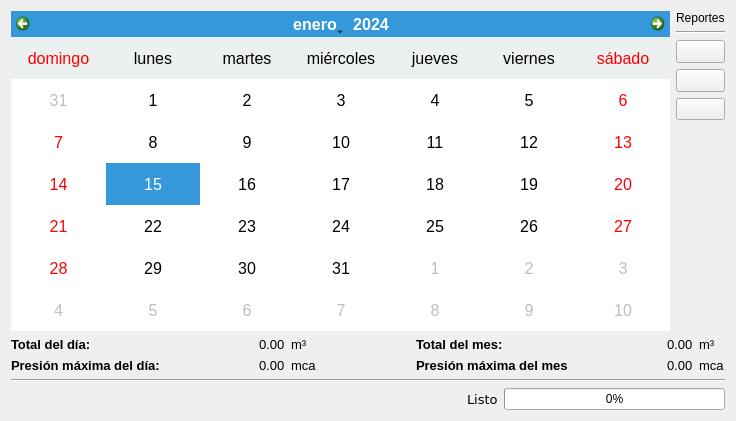
Before: the Qt Designer form calendario.ui in RiaJ16/H-Tech_SIG, drawn with Qt 5.
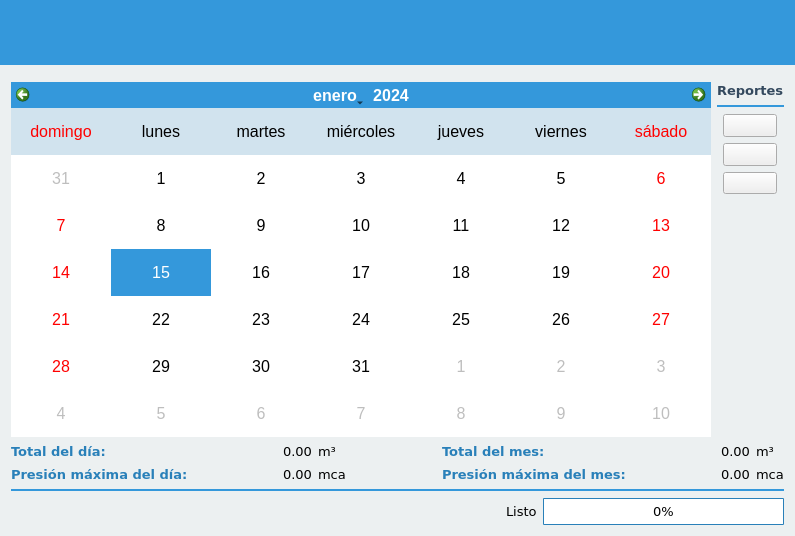
After: the same form once the commit is applied. Icons and pictures are not drawn.

```diff
--- a/calendario.ui
+++ b/calendario.ui
@@ -6,8 +6,8 @@
    <rect>
     <x>0</x>
     <y>0</y>
-    <width>736</width>
-    <height>421</height>
+    <width>795</width>
+    <height>536</height>
    </rect>
   </property>
   <property name="windowTitle">
@@ -17,7 +17,194 @@
    <iconset>
     <normaloff>:/VentanaHistorial/icons/calendario.png</normaloff>:/VentanaHistorial/icons/calendario.png</iconset>
   </property>
+  <property name="styleSheet">
+   <string notr="true">QWidget#ventanaCalendario{
+	background-color: #ecf0f1;
+}
+
+QLabel{
+	color: #2980b9;
+	font-weight: bold;
+	font-family: Verdana;
+	font-size: 10pt;
+}</string>
+  </property>
   <layout class="QVBoxLayout" name="verticalLayout">
+   <property name="leftMargin">
+    <number>0</number>
+   </property>
+   <property name="topMargin">
+    <number>0</number>
+   </property>
+   <property name="rightMargin">
+    <number>0</number>
+   </property>
+   <property name="bottomMargin">
+    <number>0</number>
+   </property>
+   <item>
+    <widget class="QFrame" name="kraken">
+     <property name="sizePolicy">
+      <sizepolicy hsizetype="Preferred" vsizetype="Fixed">
+       <horstretch>0</horstretch>
+       <verstretch>0</verstretch>
+      </sizepolicy>
+     </property>
+     <property name="minimumSize">
+      <size>
+       <width>0</width>
+       <height>65</height>
+      </size>
+     </property>
+     <property name="styleSheet">
+      <string notr="true">background-color: #3498db;</string>
+     </property>
+     <property name="frameShape">
+      <enum>QFrame::NoFrame</enum>
+     </property>
+     <property name="frameShadow">
+      <enum>QFrame::Raised</enum>
+     </property>
+     <layout class="QHBoxLayout" name="horizontalLayout_7">
+      <property name="spacing">
+       <number>0</number>
+      </property>
+      <property name="leftMargin">
+       <number>0</number>
+      </property>
+      <property name="topMargin">
+       <number>0</number>
+      </property>
+      <property name="rightMargin">
+       <number>0</number>
+      </property>
+      <property name="bottomMargin">
+       <number>0</number>
+      </property>
+      <item>
+       <widget class="QLabel" name="logo">
+        <property name="styleSheet">
+         <string notr="true"/>
+        </property>
+        <property name="text">
+         <string/>
+        </property>
+        <property name="pixmap">
+         <pixmap>:/Varios/icons/logosig2-i.png</pixmap>
+        </property>
+       </widget>
+      </item>
+      <item>
+       <spacer name="horizontalSpacer_4">
+        <property name="orientation">
+         <enum>Qt::Horizontal</enum>
+        </property>
+        <property name="sizeHint" stdset="0">
+         <size>
+          <width>40</width>
+          <height>20</height>
+         </size>
+        </property>
+       </spacer>
+      </item>
+      <item>
+       <layout class="QVBoxLayout" name="verticalLayout_8">
+        <property name="spacing">
+         <number>0</number>
+        </property>
+        <item>
+         <widget class="QPushButton" name="botonCerrar">
+          <property name="sizePolicy">
+           <sizepolicy hsizetype="Fixed" vsizetype="Fixed">
+            <horstretch>0</horstretch>
+            <verstretch>0</verstretch>
+           </sizepolicy>
+          </property>
+          <property name="minimumSize">
+           <size>
+            <width>50</width>
+            <height>50</height>
+           </size>
+          </property>
+          <property name="maximumSize">
+           <size>
+            <width>50</width>
+            <height>50</height>
+           </size>
+          </property>
+          <property name="focusPolicy">
+           <enum>Qt::NoFocus</enum>
+          </property>
+          <property name="styleSheet">
+           <string notr="true">:enabled{
+	color: black;
+	border: none;
+	padding: 5px;
+}
+
+:disabled{
+	color: black;
+}
+
+:pressed{
+	background-color: black;
+}
+
+:hover{
+	background-color: #e74c3c;
+	border: none;
+}</string>
+          </property>
+          <property name="text">
+           <string/>
+          </property>
+          <property name="icon">
+           <iconset>
+            <normaloff>:/General/icons/closeicon-d.png</normaloff>:/General/icons/closeicon-d.png</iconset>
+          </property>
+          <property name="iconSize">
+           <size>
+            <width>24</width>
+            <height>24</height>
+           </size>
+          </property>
+          <property name="flat">
+           <bool>false</bool>
+          </property>
+         </widget>
+        </item>
+        <item>
+         <spacer name="verticalSpacer_6">
+          <property name="orientation">
+           <enum>Qt::Vertical</enum>
+          </property>
+          <property name="sizeHint" stdset="0">
+           <size>
+            <width>20</width>
+            <height>10</height>
+           </size>
+          </property>
+         </spacer>
+        </item>
+       </layout>
+      </item>
+     </layout>
+    </widget>
+   </item>
+   <item>
+    <layout class="QVBoxLayout" name="verticalLayout_4">
+     <property name="leftMargin">
+      <number>11</number>
+     </property>
+     <property name="topMargin">
+      <number>11</number>
+     </property>
+     <property name="rightMargin">
+      <number>11</number>
+     </property>
+     <property name="bottomMargin">
+      <number>11</number>
+     </property>
    <item>
     <layout class="QHBoxLayout" name="horizontalLayout_6">
      <item>
@@ -51,7 +238,7 @@
        </property>
        <property name="styleSheet">
         <string notr="true">selection-background-color: #3498db;
-alternate-background-color: rgb(236,240,241);
+alternate-background-color: #d1e3ee;
 gridline-color: rgb(46,204,113);</string>
        </property>
        <property name="locale">
@@ -101,6 +288,17 @@
       <layout class="QVBoxLayout" name="verticalLayout_2">
        <item>
         <widget class="QLabel" name="label_5">
+           <property name="font">
+            <font>
+             <family>Verdana</family>
+             <pointsize>10</pointsize>
+             <weight>75</weight>
+             <bold>true</bold>
+            </font>
+           </property>
+           <property name="styleSheet">
+            <string notr="true">color: #34495e;</string>
+           </property>
          <property name="text">
           <string>Reportes</string>
          </property>
@@ -108,16 +306,33 @@
        </item>
        <item>
         <widget class="Line" name="line_3">
+           <property name="styleSheet">
+            <string notr="true">color: #3498db;</string>
+           </property>
+           <property name="frameShadow">
+            <enum>QFrame::Plain</enum>
+           </property>
+           <property name="lineWidth">
+            <number>2</number>
+           </property>
          <property name="orientation">
           <enum>Qt::Horizontal</enum>
          </property>
         </widget>
        </item>
+         <item>
+          <layout class="QHBoxLayout" name="horizontalLayout">
        <item>
         <widget class="QPushButton" name="botonDia">
          <property name="enabled">
           <bool>true</bool>
          </property>
+             <property name="maximumSize">
+              <size>
+               <width>54</width>
+               <height>54</height>
+              </size>
+             </property>
          <property name="font">
           <font>
            <pointsize>10</pointsize>
@@ -141,11 +356,21 @@
          </property>
         </widget>
        </item>
+          </layout>
+         </item>
+         <item>
+          <layout class="QHBoxLayout" name="horizontalLayout_2">
        <item>
         <widget class="QPushButton" name="botonMes">
          <property name="enabled">
           <bool>true</bool>
          </property>
+             <property name="maximumSize">
+              <size>
+               <width>54</width>
+               <height>54</height>
+              </size>
+             </property>
          <property name="font">
           <font>
            <pointsize>10</pointsize>
@@ -171,8 +396,21 @@
          </property>
         </widget>
        </item>
+          </layout>
+         </item>
+         <item>
+          <layout class="QHBoxLayout" name="horizontalLayout_4">
        <item>
         <widget class="QPushButton" name="botonPersonalizado">
+             <property name="maximumSize">
+              <size>
+               <width>54</width>
+               <height>54</height>
+              </size>
+             </property>
+             <property name="focusPolicy">
+              <enum>Qt::TabFocus</enum>
+             </property>
          <property name="toolTip">
           <string>Generar reporte personalizado</string>
          </property>
@@ -191,6 +429,8 @@
          </property>
         </widget>
        </item>
+          </layout>
+         </item>
        <item>
         <spacer name="verticalSpacer">
          <property name="orientation">
@@ -216,6 +456,7 @@
         <widget class="QLabel" name="labelTotalDia">
          <property name="font">
           <font>
+             <family>Verdana</family>
            <pointsize>10</pointsize>
            <weight>75</weight>
            <bold>true</bold>
@@ -230,6 +471,7 @@
         <widget class="QLabel" name="labelMaxDia">
          <property name="font">
           <font>
+             <family>Verdana</family>
            <pointsize>10</pointsize>
            <weight>75</weight>
            <bold>true</bold>
@@ -263,9 +505,16 @@
           <widget class="QLabel" name="totalDia">
            <property name="font">
             <font>
+               <family>Verdana</family>
              <pointsize>10</pointsize>
-            </font>
-           </property>
+               <weight>50</weight>
+               <bold>false</bold>
+              </font>
+             </property>
+             <property name="styleSheet">
+              <string notr="true">color: black;
+font-weight: normal;</string>
+             </property>
            <property name="text">
             <string>0.00</string>
            </property>
@@ -275,9 +524,16 @@
           <widget class="QLabel" name="totalDiaU">
            <property name="font">
             <font>
+               <family>Verdana</family>
              <pointsize>10</pointsize>
-            </font>
-           </property>
+               <weight>50</weight>
+               <bold>false</bold>
+              </font>
+             </property>
+             <property name="styleSheet">
+              <string notr="true">color: black;
+font-weight: normal;</string>
+             </property>
            <property name="text">
             <string>m³</string>
            </property>
@@ -291,9 +547,16 @@
           <widget class="QLabel" name="maxDia">
            <property name="font">
             <font>
+               <family>Verdana</family>
              <pointsize>10</pointsize>
-            </font>
-           </property>
+               <weight>50</weight>
+               <bold>false</bold>
+              </font>
+             </property>
+             <property name="styleSheet">
+              <string notr="true">color: black;
+font-weight: normal;</string>
+             </property>
            <property name="text">
             <string>0.00</string>
            </property>
@@ -303,9 +566,16 @@
           <widget class="QLabel" name="maxDiaU">
            <property name="font">
             <font>
+               <family>Verdana</family>
              <pointsize>10</pointsize>
-            </font>
-           </property>
+               <weight>50</weight>
+               <bold>false</bold>
+              </font>
+             </property>
+             <property name="styleSheet">
+              <string notr="true">color: black;
+font-weight: normal;</string>
+             </property>
            <property name="text">
             <string>mca</string>
            </property>
@@ -334,6 +604,7 @@
         <widget class="QLabel" name="labelTotalMes">
          <property name="font">
           <font>
+             <family>Verdana</family>
            <pointsize>10</pointsize>
            <weight>75</weight>
            <bold>true</bold>
@@ -348,13 +619,14 @@
         <widget class="QLabel" name="labelMaxMes">
          <property name="font">
           <font>
+             <family>Verdana</family>
            <pointsize>10</pointsize>
            <weight>75</weight>
            <bold>true</bold>
           </font>
          </property>
          <property name="text">
-          <string>Presión máxima del mes</string>
+            <string>Presión máxima del mes:</string>
          </property>
         </widget>
        </item>
@@ -381,9 +653,16 @@
           <widget class="QLabel" name="totalMes">
            <property name="font">
             <font>
+               <family>Verdana</family>
              <pointsize>10</pointsize>
-            </font>
-           </property>
+               <weight>50</weight>
+               <bold>false</bold>
+              </font>
+             </property>
+             <property name="styleSheet">
+              <string notr="true">color: black;
+font-weight: normal;</string>
+             </property>
            <property name="text">
             <string>0.00</string>
            </property>
@@ -393,9 +672,16 @@
           <widget class="QLabel" name="totalMesU">
            <property name="font">
             <font>
+               <family>Verdana</family>
              <pointsize>10</pointsize>
-            </font>
-           </property>
+               <weight>50</weight>
+               <bold>false</bold>
+              </font>
+             </property>
+             <property name="styleSheet">
+              <string notr="true">color: black;
+font-weight: normal;</string>
+             </property>
            <property name="text">
             <string>m³</string>
            </property>
@@ -409,9 +695,16 @@
           <widget class="QLabel" name="maxMes">
            <property name="font">
             <font>
+               <family>Verdana</family>
              <pointsize>10</pointsize>
-            </font>
-           </property>
+               <weight>50</weight>
+               <bold>false</bold>
+              </font>
+             </property>
+             <property name="styleSheet">
+              <string notr="true">color: black;
+font-weight: normal;</string>
+             </property>
            <property name="text">
             <string>0.00</string>
            </property>
@@ -421,9 +714,16 @@
           <widget class="QLabel" name="maxMesU">
            <property name="font">
             <font>
+               <family>Verdana</family>
              <pointsize>10</pointsize>
-            </font>
-           </property>
+               <weight>50</weight>
+               <bold>false</bold>
+              </font>
+             </property>
+             <property name="styleSheet">
+              <string notr="true">color: black;
+font-weight: normal;</string>
+             </property>
            <property name="text">
             <string>mca</string>
            </property>
@@ -437,6 +737,15 @@
    </item>
    <item>
     <widget class="Line" name="line_2">
+       <property name="styleSheet">
+        <string notr="true">color: #3498db;</string>
+       </property>
+       <property name="frameShadow">
+        <enum>QFrame::Plain</enum>
+       </property>
+       <property name="lineWidth">
+        <number>2</number>
+       </property>
      <property name="orientation">
       <enum>Qt::Horizontal</enum>
      </property>
@@ -463,12 +772,13 @@
         <font>
          <family>Verdana</family>
          <pointsize>10</pointsize>
-         <weight>75</weight>
-         <bold>true</bold>
+           <weight>50</weight>
+           <bold>false</bold>
         </font>
        </property>
        <property name="styleSheet">
-        <string notr="true">color:#2980b9;</string>
+          <string notr="true">color:#2980b9;
+font-weight: normal;</string>
        </property>
        <property name="text">
         <string/>
@@ -494,8 +804,14 @@
         <font>
          <family>Verdana</family>
          <pointsize>10</pointsize>
-        </font>
-       </property>
+           <weight>50</weight>
+           <bold>false</bold>
+          </font>
+         </property>
+         <property name="styleSheet">
+          <string notr="true">color: black;
+font-weight: normal;</string>
+         </property>
        <property name="text">
         <string>Listo</string>
        </property>
@@ -503,6 +819,27 @@
      </item>
      <item>
       <widget class="QProgressBar" name="barraDeProgreso">
+         <property name="font">
+          <font>
+           <family>Verdana</family>
+           <pointsize>10</pointsize>
+          </font>
+         </property>
+         <property name="styleSheet">
+          <string notr="true">QProgressBar{
+	border: 1px solid #2980b9;
+	border-radius: 1px;
+	text-align: center;
+	color: black;
+}
+
+QProgressBar::chunk {
+    background-color: #83BEE5;
+	border-radius: 1px;
+    width: 8px;
+	margin: 0.5px;
+}</string>
+         </property>
        <property name="maximum">
         <number>31</number>
        </property>
@@ -517,6 +854,8 @@
     </layout>
    </item>
   </layout>
+   </item>
+  </layout>
  </widget>
  <resources/>
  <connections/>
```
Left out of the diff: 12 changed lines with no effect on the pictures. Lines whose indentation alone changed are shown as unchanged.
